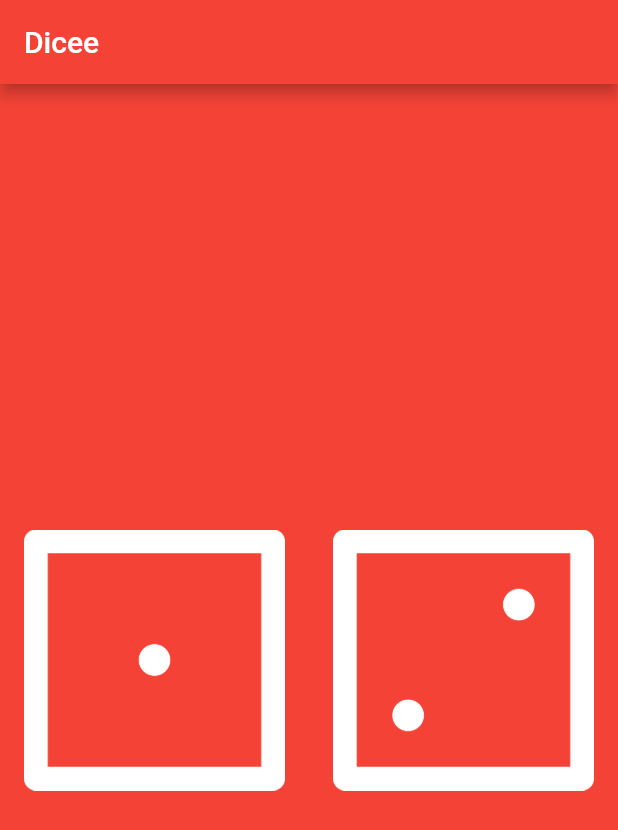
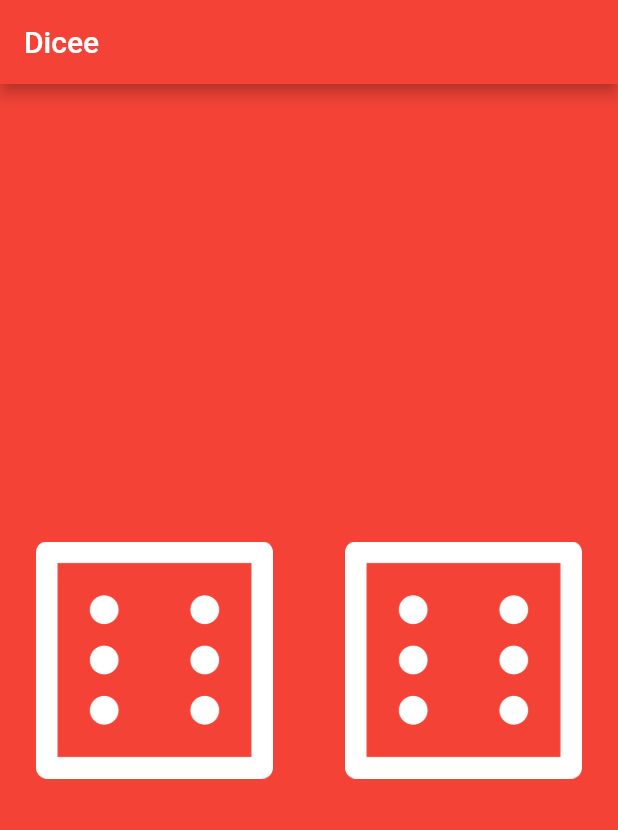
Before and after one commit to lucas-marianno/Flutter_Development_Bootcamp, a Flutter app: the screen it shows after launch, on a phone screen of 412 x 824 dp. Shown: the top 830 px of the screen. Run offline on Flutter 3.47's test engine with Material 2 defaults, Android fonts, the light colour scheme and no system bars.

Commit message:
dicee completed

```diff
--- a/dicee_flutter/analysis_options.yaml
+++ b/dicee_flutter/analysis_options.yaml
@@ -7,7 +7,7 @@
 
 # The following line activates a set of recommended lints for Flutter apps,
 # packages, and plugins designed to encourage good coding practices.
-include: package:flutter_lints/flutter.yaml
+# include: package:flutter_lints/flutter.yaml
 
 linter:
   # The lint rules applied to this project can be customized in the
--- a/dicee_flutter/lib/main.dart
+++ b/dicee_flutter/lib/main.dart
@@ -1,3 +1,4 @@
+import 'dart:math';
 import 'package:flutter/material.dart';
 
 void main() {
@@ -22,20 +23,38 @@ class DicePage extends StatelessWidget {
       child: Row(
         mainAxisAlignment: MainAxisAlignment.center,
         children: [
-          Expanded(
-            child: Padding(
-              padding: const EdgeInsets.all(16),
-              child: Image.asset('images/dice1.png'),
-            ),
-          ),
-          Expanded(
-            child: Padding(
-              padding: const EdgeInsets.all(16),
-              child: Image.asset('images/dice2.png'),
-            ),
-          )
+          Die(),
+          Die(),
         ],
       ),
     );
   }
 }
+
+class Die extends StatefulWidget {
+  const Die({Key key}) : super(key: key);
+
+  @override
+  State<Die> createState() => _DieState();
+}
+
+class _DieState extends State<Die> {
+  String rnd = '6';
+  @override
+  Widget build(BuildContext context) {
+    return Expanded(
+      child: TextButton(
+        onPressed: () {
+          setState(() {
+            final newrnd = '${Random().nextInt(6) + 1}';
+            rnd = rnd == newrnd ? '${Random().nextInt(6) + 1}' : newrnd;
+          });
+        },
+        child: Padding(
+          padding: const EdgeInsets.all(16),
+          child: Image.asset('images/dice' + rnd + '.png'),
+        ),
+      ),
+    );
+  }
+}
```
